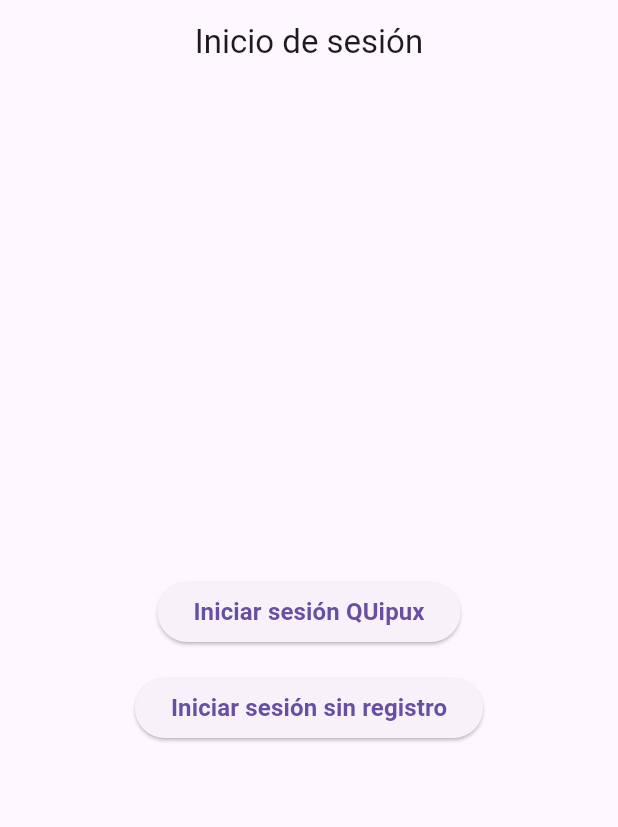
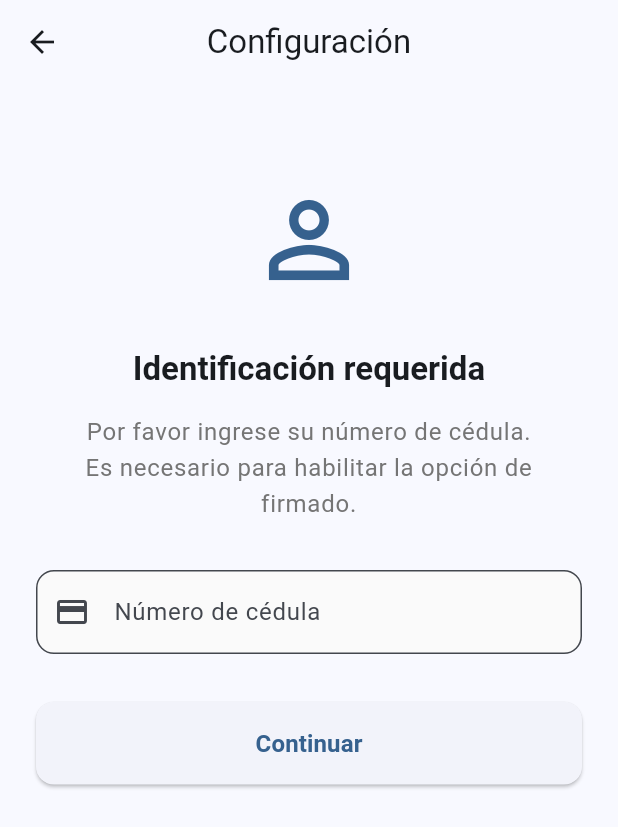
Before and after one commit to AdairAbrigo31/app_firma_digital, a Flutter app: the screen it shows after launch, after a tap on "Iniciar sesión QUipux", on a phone screen of 412 x 824 dp. Shown: the top 827 px of the screen. Run offline on Flutter 3.47's test engine with Material 3 defaults, Android fonts, the phone set to English and light mode, and no system bars; our stand-ins replace file_picker, geocoding, geolocator, share_plus; missing offline and left inert: dart:ffi, syncfusion_flutter_pdf, syncfusion_flutter_pdfviewer.

Commit message:
FEAT: advances in version sign Quipux

```diff
--- /dev/null
+++ b/lib/config/i_app_config.dart
@@ -0,0 +1,6 @@
+abstract class IAppConfig {
+  final String urlAPISign;
+  final String urlAPIQuipux;
+
+  IAppConfig({required this.urlAPISign, required this.urlAPIQuipux});
+}
--- a/lib/domain/repositories/api_sign.dart
+++ b/lib/domain/repositories/api_sign.dart
@@ -2,7 +2,7 @@
 
 abstract class ApiSign {
 
-  Future<String?> getTokenForSign (String idUser, String nameDocument, String dataDocument);
+  Future<String?> getTokenForSign ({required String idUser, required String nameDocument, required String dataDocument});
 
   Future<Map<int, Uint8List>> getDocumentValidated(String token);
 
--- a/lib/helpes/sign_document.dart
+++ b/lib/helpes/sign_document.dart
@@ -81,7 +81,7 @@
 
       print('Documento con ID $id firmado exitosamente.');
     } catch (ex) {
-      print('Error al firmar el documento con ID $id: $ex');
+      print('Fallo al hacer el signedDocument $id: $ex');
       // No se agrega al mapa si no se firma
     }
   }
--- a/lib/helpes/update_document.dart
+++ b/lib/helpes/update_document.dart
@@ -49,10 +49,10 @@
       }
 
     } else {
-      print('Error al actualizar los documentos: ${response.statusCode}');
+      print('Fallo al hacer el update del documento: ${response.statusCode}');
       print('Respuesta del servidor: ${response.body}');
     }
   } catch (e) {
-    print('Error en actualizarDocumento: $e');
+    print('Fallo al hacer el update del documento: $e');
   }
 }
--- a/lib/main.dart
+++ b/lib/main.dart
@@ -4,10 +4,10 @@
 import 'package:firmonec/domain/repositories/api_quipux.dart';
 import 'package:firmonec/domain/repositories/api_sign.dart';
 import 'package:firmonec/presentation/screens/login.dart';
+import 'package:firmonec/presentation/screens/quipux/pre_configuration_id.dart';
 import 'package:flutter/material.dart';
 import 'package:provider/provider.dart';
 import 'package:firmonec/data/providers/document_provider.dart';
-import 'package:firmonec/presentation/screens/quipux/documents_for_sign.dart';
 
 void main() {
   AppConfig(typeConfig: TypeConfig.development, typeApiFirma: TypeApiFirma.firmonec);
@@ -34,7 +34,12 @@
           useMaterial3: true,
           // Puedes personalizar más el tema aquí
         ),
-        home: const Login(),
+        initialRoute: "/",
+        routes: {
+          "/": (context) => Login(),
+          "/pre_configuration_id": (context) => PreConfigurationId(),
+          "id_user": (context) => PreConfigurationId()
+        },
       ),
     );
   }
--- a/lib/presentation/screens/login.dart
+++ b/lib/presentation/screens/login.dart
@@ -1,16 +1,24 @@
+import 'package:firmonec/presentation/screens/quipux/pre_configuration_id.dart';
+import 'package:firmonec/presentation/screens/quipux/widget_quipux/text_input_email_quipux.dart';
+import 'package:firmonec/presentation/screens/quipux/widget_quipux/text_input_password_quipux.dart';
 import 'package:firmonec/presentation/screens/without_quipux/signed_free.dart';
 import 'package:firmonec/presentation/widgets_app/login_button.dart';
 import 'package:flutter/material.dart';
 
-class Login extends StatelessWidget{
+class Login extends StatefulWidget{
   const Login({super.key});
 
   @override
+  _LoginState createState() => _LoginState();
+}
+
+class _LoginState extends State<Login>{
+
+  String idUser = "";
+  String passwordUser = "";
+  @override
   Widget build(BuildContext context) {
-    // TODO: implement build
-    return MaterialApp(
-      title: "Firmonec",
-      home: Scaffold(
+    return Scaffold(
         appBar: AppBar(
           title: const Text("Inicio de sesión"),
           centerTitle: true,
@@ -21,22 +29,38 @@
               child: Column(
                 mainAxisAlignment: MainAxisAlignment.center,
                 children: [
+                  Text(
+                      "Esta aplicación se sincronizará con su cuenta de Quipux"),
+                  TextInputEmailQuipux(onTextChanged: (value) =>
+                  {
+                    setState(() {
+                      idUser = value;
+                    })
+                  }),
+                  TextInputPasswordQuipux(onTextChanged: (value) => {
+                    setState(() {
+                      passwordUser = value;
+                    })
+                  }),
                   LoginButton(
-                    textButton: "Iniciar sesión QUipux",
-                    onPressed: () => {print("Inicio sesión con su cuenta QUipux")}
+                      textButton: "Iniciar sesión QUipux",
+                      onPressed: () => {
+                        Navigator.pushNamed(context, "/pre_configuration_id")
+                      }
                   ),
                   Builder(builder: (context) =>
-                    LoginButton(
-                      textButton: "Iniciar sesión sin registro",
-                      onPressed: () => {Navigator.push(context, MaterialPageRoute(builder: (context) => SignedFree()))}
-                    )
+                      LoginButton(
+                          textButton: "Iniciar sesión sin registro",
+                          onPressed: () => {
+                            Navigator.push(context, MaterialPageRoute(
+                                builder: (context) => SignedFree()))
+                          }
+                      )
                   )
                 ],
               ),
             )
         )
-      ),
     );
   }
-
 }
--- /dev/null
+++ b/lib/presentation/screens/quipux/pre_configuration_id.dart
@@ -0,0 +1,138 @@
+import 'package:flutter/material.dart';
+
+class PreConfigurationId extends StatefulWidget {
+  const PreConfigurationId({super.key});
+
+  @override
+  State<PreConfigurationId> createState() => _PreConfigurationIdState();
+}
+
+class _PreConfigurationIdState extends State<PreConfigurationId> {
+  String userId = '';
+  final _formKey = GlobalKey<FormState>();
+
+  void _onTextChanged(String value) {
+    setState(() {
+      userId = value;
+    });
+  }
+
+  void _onSubmit() {
+    if (_formKey.currentState?.validate() ?? false) {
+      // Aquí puedes navegar a la siguiente pantalla o realizar la acción necesaria
+      Navigator.pushNamed(context, '/next-screen');  // Ajusta según tu navegación
+    }
+  }
+
+  @override
+  Widget build(BuildContext context) {
+    return Scaffold(
+      appBar: AppBar(
+        title: const Text('Configuración'),
+        centerTitle: true,
+        leading: IconButton(
+          icon: const Icon(Icons.arrow_back),
+          onPressed: () => Navigator.pop(context),
+        ),
+      ),
+      body: SafeArea(
+        child: SingleChildScrollView(
+          child: Padding(
+            padding: const EdgeInsets.all(24.0),
+            child: Form(
+              key: _formKey,
+              child: Column(
+                crossAxisAlignment: CrossAxisAlignment.center,
+                children: [
+                  const SizedBox(height: 40),
+
+                  // Ícono o imagen
+                  Icon(
+                    Icons.person_outline,
+                    size: 80,
+                    color: Theme.of(context).primaryColor,
+                  ),
+
+                  const SizedBox(height: 32),
+
+                  // Título
+                  Text(
+                    "Identificación requerida",
+                    style: Theme.of(context).textTheme.titleLarge?.copyWith(
+                      fontWeight: FontWeight.bold,
+                    ),
+                  ),
+
+                  const SizedBox(height: 16),
+
+                  // Descripción
+                  Text(
+                    "Por favor ingrese su número de cédula.\nEs necesario para habilitar la opción de firmado.",
+                    textAlign: TextAlign.center,
+                    style: Theme.of(context).textTheme.bodyLarge?.copyWith(
+                      color: Colors.grey[600],
+                    ),
+                  ),
+
+                  const SizedBox(height: 32),
+
+                  // Campo de texto con validación
+                  Container(
+                    constraints: const BoxConstraints(maxWidth: 400),
+                    child: TextFormField(
+                      decoration: InputDecoration(
+                        labelText: 'Número de cédula',
+                        hintText: 'Ej: 1234567890',
+                        prefixIcon: const Icon(Icons.credit_card),
+                        border: OutlineInputBorder(
+                          borderRadius: BorderRadius.circular(12),
+                        ),
+                        filled: true,
+                        fillColor: Colors.grey[50],
+                      ),
+                      keyboardType: TextInputType.number,
+                      onChanged: _onTextChanged,
+                      validator: (value) {
+                        if (value == null || value.isEmpty) {
+                          return 'Por favor ingrese su número de cédula';
+                        }
+                        if (value.length < 10) {
+                          return 'La cédula debe tener al menos 10 dígitos';
+                        }
+                        return null;
+                      },
+                    ),
+                  ),
+
+                  const SizedBox(height: 32),
+
+                  // Botón de continuar
+                  Container(
+                    width: double.infinity,
+                    constraints: const BoxConstraints(maxWidth: 400),
+                    child: ElevatedButton(
+                      onPressed: _onSubmit,
+                      style: ElevatedButton.styleFrom(
+                        padding: const EdgeInsets.symmetric(vertical: 16),
+                        shape: RoundedRectangleBorder(
+                          borderRadius: BorderRadius.circular(12),
+                        ),
+                      ),
+                      child: const Text(
+                        'Continuar',
+                        style: TextStyle(
+                          fontSize: 16,
+                          fontWeight: FontWeight.bold,
+                        ),
+                      ),
+                    ),
+                  ),
+                ],
+              ),
+            ),
+          ),
+        ),
+      ),
+    );
+  }
+}
--- /dev/null
+++ b/lib/presentation/screens/quipux/widget_quipux/text_input_email_quipux.dart
@@ -0,0 +1,66 @@
+import 'package:flutter/material.dart';
+
+class TextInputEmailQuipux extends StatelessWidget {
+  final Function(String) onTextChanged;
+  final focusNode = FocusNode();
+  final border = OutlineInputBorder(
+    borderRadius: BorderRadius.circular(30),
+    borderSide: BorderSide.none,
+  );
+  final enabledBorder = OutlineInputBorder(
+    borderRadius: BorderRadius.circular(30),
+    borderSide: BorderSide(
+      color: Colors.grey[300]!,
+      width: 1,
+    ),
+  );
+
+  TextInputEmailQuipux({super.key, required this.onTextChanged});
+
+  @override
+  Widget build(BuildContext context) {
+    return Padding(
+      padding: const EdgeInsets.symmetric(horizontal: 32, vertical: 16), // Padding para control del ancho
+      child: Container(
+        constraints: const BoxConstraints(
+          maxWidth: 400, // Ancho máximo del campo
+        ),
+        child: TextFormField(
+          focusNode: focusNode,
+          decoration: InputDecoration(
+            hintText: "Usuario Quipux",
+            hintStyle: TextStyle(
+              color: Colors.grey[400], // Color más suave para el placeholder
+            ),
+            prefixIcon: const Icon(
+              Icons.account_circle_outlined,
+              color: Colors.grey, // Color del icono
+            ),
+            contentPadding: const EdgeInsets.symmetric(
+              horizontal: 20,
+              vertical: 16,
+            ),
+            filled: true,
+            fillColor: Colors.grey[100], // Color de fondo suave
+            border: border,
+            enabledBorder: enabledBorder,
+            focusedBorder: OutlineInputBorder(
+              borderRadius: BorderRadius.circular(30),
+              borderSide: BorderSide(
+                color: Theme.of(context).primaryColor,
+                width: 2,
+              ),
+            ),
+          ),
+          onChanged: onTextChanged,
+          onTapOutside: (event) => focusNode.unfocus(),
+          textAlign: TextAlign.center, // Centra el texto
+          style: const TextStyle(
+            fontSize: 16,
+            fontWeight: FontWeight.w500,
+          ),
+        ),
+      ),
+    );
+  }
+}
--- /dev/null
+++ b/lib/presentation/screens/quipux/widget_quipux/text_input_password_quipux.dart
@@ -0,0 +1,92 @@
+import 'package:flutter/material.dart';
+
+class TextInputPasswordQuipux extends StatefulWidget {  // Cambiado a StatefulWidget para manejar visibilidad
+  final Function(String) onTextChanged;
+
+  const TextInputPasswordQuipux({super.key, required this.onTextChanged});
+
+  @override
+  State<TextInputPasswordQuipux> createState() => _TextInputPasswordQuipuxState();
+}
+
+class _TextInputPasswordQuipuxState extends State<TextInputPasswordQuipux> {
+  final focusNode = FocusNode();
+  bool _obscureText = true;  // Controla la visibilidad de la contraseña
+
+  @override
+  Widget build(BuildContext context) {
+    return Padding(
+      padding: const EdgeInsets.symmetric(horizontal: 32, vertical: 16),
+      child: Container(
+        constraints: const BoxConstraints(
+          maxWidth: 400,
+        ),
+        child: TextFormField(
+          focusNode: focusNode,
+          obscureText: _obscureText,  // Oculta el texto
+          decoration: InputDecoration(
+            hintText: "Contraseña",
+            hintStyle: TextStyle(
+              color: Colors.grey[400],
+            ),
+            prefixIcon: const Icon(
+              Icons.lock_outline,  // Cambiado el icono a un candado
+              color: Colors.grey,
+            ),
+            suffixIcon: IconButton(  // Botón para mostrar/ocultar contraseña
+              icon: Icon(
+                _obscureText ? Icons.visibility_outlined : Icons.visibility_off_outlined,
+                color: Colors.grey,
+              ),
+              onPressed: () {
+                setState(() {
+                  _obscureText = !_obscureText;
+                });
+              },
+            ),
+            contentPadding: const EdgeInsets.symmetric(
+              horizontal: 20,
+              vertical: 16,
+            ),
+            filled: true,
+            fillColor: Colors.grey[100],
+            border: OutlineInputBorder(
+              borderRadius: BorderRadius.circular(30),
+              borderSide: BorderSide.none,
+            ),
+            enabledBorder: OutlineInputBorder(
+              borderRadius: BorderRadius.circular(30),
+              borderSide: BorderSide(
+                color: Colors.grey[300]!,
+                width: 1,
+              ),
+            ),
+            focusedBorder: OutlineInputBorder(
+              borderRadius: BorderRadius.circular(30),
+              borderSide: BorderSide(
+                color: Theme.of(context).primaryColor,
+                width: 2,
+              ),
+            ),
+          ),
+          onChanged: widget.onTextChanged,
+          onTapOutside: (event) => focusNode.unfocus(),
+          textAlign: TextAlign.center,
+          style: const TextStyle(
+            fontSize: 16,
+            fontWeight: FontWeight.w500,
+          ),
+          autocorrect: false,  // Desactiva la autocorrección
+          enableSuggestions: false,  // Desactiva las sugerencias
+          keyboardType: TextInputType.visiblePassword,  // Teclado específico para contraseñas
+        ),
+      ),
+    );
+  }
+
+  @override
+  void dispose() {
+    focusNode.dispose();
+    super.dispose();
+  }
+}
```
Also changed, not shown: lib/config/app_config_firmonec.dart (added, +45 -0 lines), lib/data/repositories/api_sign_firmonec.dart (+31 -26 lines), lib/presentation/screens/quipux/widget_quipux/text_input_id.dart (added, +66 -0 lines).
